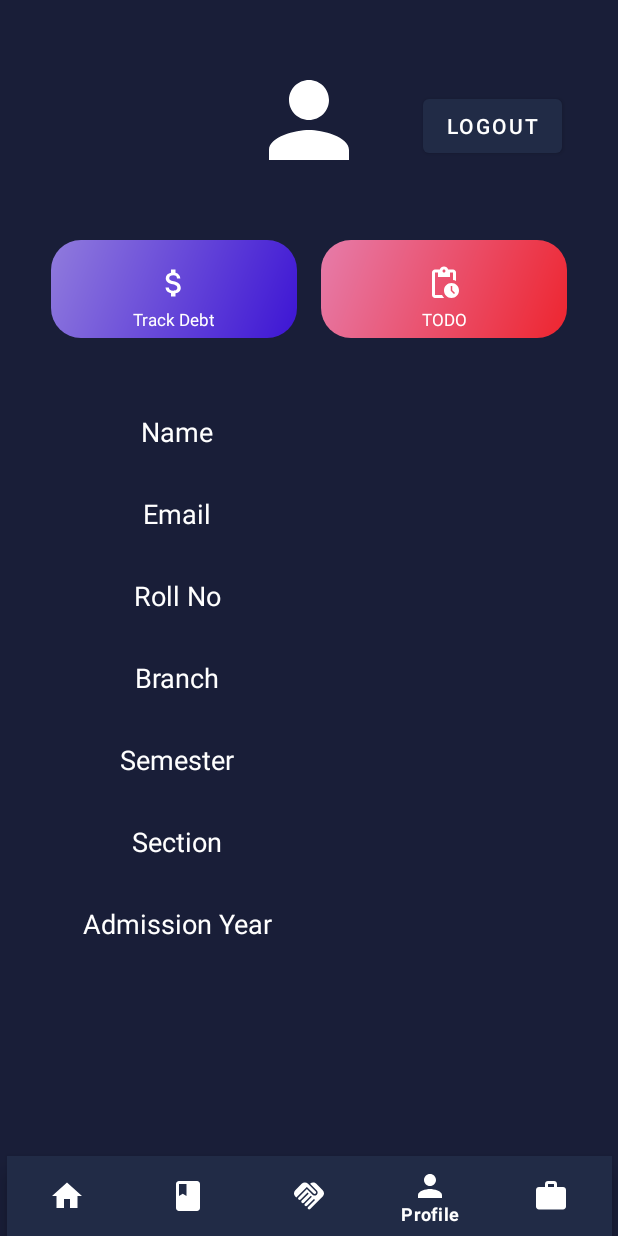
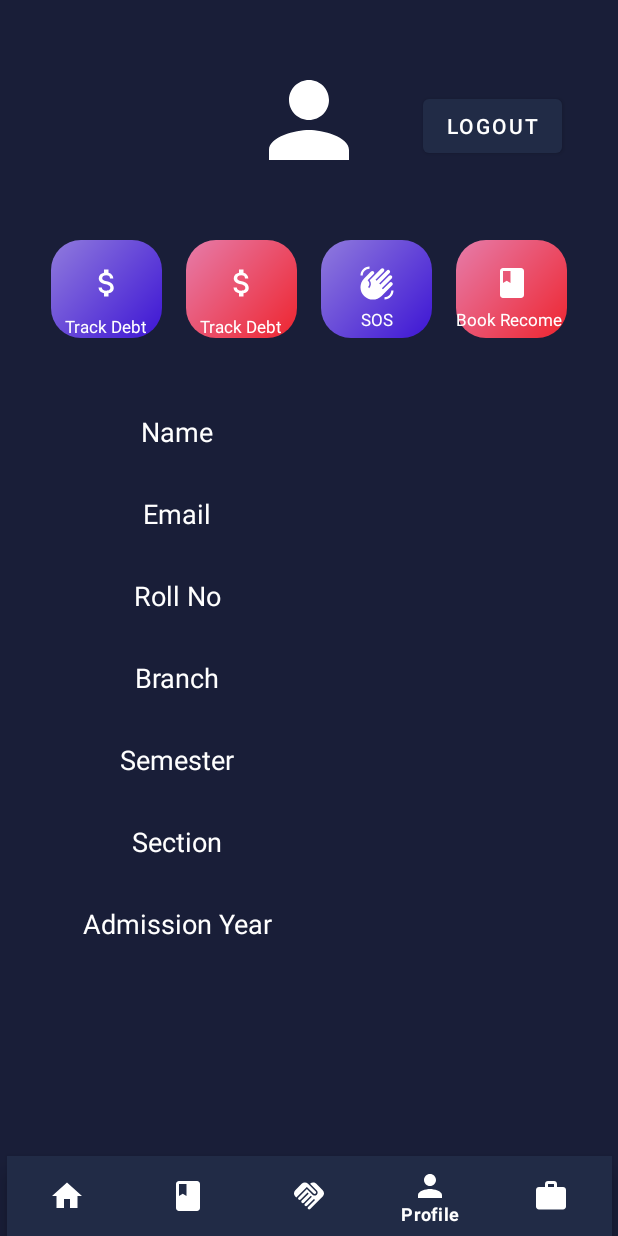
Before and after one commit to shivamupadhyay1022/BitZone, an Android app: the screen it shows after launch once a user with an empty profile is signed in (LandingActivity), item 4 of the bottom bar chosen, on a phone screen of 412 x 824 dp. Run offline under Robolectric (Android 15) with nearby library versions, the phone set to English and light mode, and no system bars; our stand-ins replace CircleImageView, Firebase (no records; nobody signed in at launch, a user with empty details on screens opened directly); libraries missing offline, so code that uses them is left out: com.denzcoskun.imageslider; 1 statement that could not run was skipped.

Commit message:
Third commit

```diff
--- /dev/null
+++ b/app/src/main/res/drawable/ic_baseline_waving_hand_24.xml
@@ -0,0 +1,5 @@
+<vector android:height="24dp" android:tint="#FFFFFF"
+    android:viewportHeight="24" android:viewportWidth="24"
+    android:width="24dp" xmlns:android="http://schemas.android.com/apk/res/android">
+    <path android:fillColor="@android:color/white" android:pathData="M23,17c0,3.31 -2.69,6 -6,6v-1.5c2.48,0 4.5,-2.02 4.5,-4.5H23zM1,7c0,-3.31 2.69,-6 6,-6v1.5C4.52,2.5 2.5,4.52 2.5,7H1zM8.01,4.32l-4.6,4.6c-3.22,3.22 -3.22,8.45 0,11.67s8.45,3.22 11.67,0l7.07,-7.07c0.49,-0.49 0.49,-1.28 0,-1.77c-0.49,-0.49 -1.28,-0.49 -1.77,0l-4.42,4.42l-0.71,-0.71l6.54,-6.54c0.49,-0.49 0.49,-1.28 0,-1.77s-1.28,-0.49 -1.77,0l-5.83,5.83l-0.71,-0.71l6.89,-6.89c0.49,-0.49 0.49,-1.28 0,-1.77s-1.28,-0.49 -1.77,0l-6.89,6.89L11.02,9.8l5.48,-5.48c0.49,-0.49 0.49,-1.28 0,-1.77s-1.28,-0.49 -1.77,0l-7.62,7.62c1.22,1.57 1.11,3.84 -0.33,5.28l-0.71,-0.71c1.17,-1.17 1.17,-3.07 0,-4.24l-0.35,-0.35l4.07,-4.07c0.49,-0.49 0.49,-1.28 0,-1.77C9.29,3.83 8.5,3.83 8.01,4.32z"/>
+</vector>
--- a/app/src/main/res/layout/fragment_profile.xml
+++ b/app/src/main/res/layout/fragment_profile.xml
@@ -43,19 +43,49 @@
             android:orientation="horizontal"
             app:layout_constraintStart_toStartOf="parent"
             app:layout_constraintTop_toBottomOf="@+id/image_profile">
-
             <androidx.constraintlayout.widget.ConstraintLayout
                 android:layout_width="0dp"
                 android:layout_height="65sp"
                 android:layout_marginLeft="34sp"
                 android:layout_marginRight="8sp"
                 android:id="@+id/home_attendance"
-                android:layout_weight="0.5"
+                android:layout_weight="0.25"
                 android:background="@drawable/shape_rect_blue">
 
 
                 <ImageView
-                    android:id="@+id/ct_symbol"
+                    android:layout_width="wrap_content"
+                    android:layout_height="wrap_content"
+                    android:src="@drawable/ic_baseline_attach_money_24"
+                    app:layout_constraintBottom_toBottomOf="parent"
+                    app:layout_constraintEnd_toEndOf="parent"
+                    app:layout_constraintStart_toStartOf="parent"
+                    app:layout_constraintTop_toTopOf="parent"
+                    app:layout_constraintVertical_bias="0.4" />
+
+                <TextView
+                    android:layout_width="wrap_content"
+                    android:layout_height="wrap_content"
+                    android:maxLines="1"
+                    android:text="Track Debt"
+                    android:textColor="@color/white"
+                    android:textSize="11sp"
+                    app:layout_constraintBottom_toBottomOf="parent"
+                    app:layout_constraintEnd_toEndOf="parent"
+                    app:layout_constraintStart_toStartOf="parent"
+                    app:layout_constraintTop_toBottomOf="@+id/ct_symbol" />
+
+            </androidx.constraintlayout.widget.ConstraintLayout>
+            <androidx.constraintlayout.widget.ConstraintLayout
+                android:layout_width="0dp"
+                android:layout_height="65sp"
+                android:layout_marginLeft="8sp"
+                android:layout_marginRight="8sp"
+                android:layout_weight="0.25"
+                android:background="@drawable/shape_rect_red">
+
+
+                <ImageView
                     android:layout_width="wrap_content"
                     android:layout_height="wrap_content"
                     android:src="@drawable/ic_baseline_attach_money_24"
@@ -84,16 +114,16 @@
                 android:layout_width="0dp"
                 android:layout_height="65sp"
                 android:layout_marginLeft="8sp"
-                android:layout_marginRight="34sp"
-                android:layout_weight="0.5"
-                android:background="@drawable/shape_rect_red">
+                android:layout_marginRight="8sp"
+                android:layout_weight="0.25"
+                android:background="@drawable/shape_rect_blue">
 
 
                 <ImageView
-                    android:id="@+id/ct_symbol3"
+                    android:id="@+id/ct_symbol"
                     android:layout_width="wrap_content"
                     android:layout_height="wrap_content"
-                    android:src="@drawable/ic_baseline_pending_actions_24"
+                    android:src="@drawable/ic_baseline_waving_hand_24"
                     app:layout_constraintBottom_toBottomOf="parent"
                     app:layout_constraintEnd_toEndOf="parent"
                     app:layout_constraintStart_toStartOf="parent"
@@ -104,7 +134,41 @@
                     android:layout_width="wrap_content"
                     android:layout_height="wrap_content"
                     android:maxLines="1"
-                    android:text="TODO"
+                    android:text="SOS"
+                    android:textColor="@color/white"
+                    android:textSize="11sp"
+                    app:layout_constraintBottom_toBottomOf="parent"
+                    app:layout_constraintEnd_toEndOf="parent"
+                    app:layout_constraintStart_toStartOf="parent"
+                    app:layout_constraintTop_toBottomOf="@+id/ct_symbol" />
+
+            </androidx.constraintlayout.widget.ConstraintLayout>
+
+            <androidx.constraintlayout.widget.ConstraintLayout
+                android:layout_width="0dp"
+                android:layout_height="65sp"
+                android:layout_marginLeft="8sp"
+                android:layout_marginRight="34sp"
+                android:layout_weight="0.25"
+                android:background="@drawable/shape_rect_red">
+
+
+                <ImageView
+                    android:id="@+id/ct_symbol3"
+                    android:layout_width="wrap_content"
+                    android:layout_height="wrap_content"
+                    android:src="@drawable/ic_baseline_book_24"
+                    app:layout_constraintBottom_toBottomOf="parent"
+                    app:layout_constraintEnd_toEndOf="parent"
+                    app:layout_constraintStart_toStartOf="parent"
+                    app:layout_constraintTop_toTopOf="parent"
+                    app:layout_constraintVertical_bias="0.4" />
+
+                <TextView
+                    android:layout_width="wrap_content"
+                    android:layout_height="wrap_content"
+                    android:maxLines="1"
+                    android:text="Book Recomendations"
                     android:textColor="@color/white"
                     android:textSize="11sp"
                     app:layout_constraintBottom_toBottomOf="parent"
@@ -142,7 +206,7 @@
                     <TextView
                         android:layout_width="0dp"
                         android:layout_height="wrap_content"
-                        android:layout_weight="0.5"
+                        android:layout_weight="0.25"
                         android:text="Name"
                         android:textAlignment="center"
                         android:textColor="@color/white"
@@ -152,7 +216,7 @@
                         android:id="@+id/profile_name"
                         android:layout_width="0dp"
                         android:layout_height="wrap_content"
-                        android:layout_weight="0.5"
+                        android:layout_weight="0.25"
                         android:text="Name"
                         android:textAlignment="center"
                         android:textColor="@color/white"
@@ -173,7 +237,7 @@
                     <TextView
                         android:layout_width="0dp"
                         android:layout_height="wrap_content"
-                        android:layout_weight="0.5"
+                        android:layout_weight="0.25"
                         android:text="Email"
                         android:textAlignment="center"
                         android:textColor="@color/white"
@@ -183,7 +247,7 @@
                         android:id="@+id/profile_email"
                         android:layout_width="0dp"
                         android:layout_height="wrap_content"
-                        android:layout_weight="0.5"
+                        android:layout_weight="0.25"
                         android:text="Email"
                         android:textAlignment="center"
                         android:textColor="@color/white"
@@ -203,7 +267,7 @@
                     <TextView
                         android:layout_width="0dp"
                         android:layout_height="wrap_content"
-                        android:layout_weight="0.5"
+                        android:layout_weight="0.25"
                         android:text="Roll No"
                         android:textAlignment="center"
                         android:textColor="@color/white"
@@ -213,7 +277,7 @@
                         android:id="@+id/profile_roll"
                         android:layout_width="0dp"
                         android:layout_height="wrap_content"
-                        android:layout_weight="0.5"
+                        android:layout_weight="0.25"
                         android:text="Admission Year"
                         android:textAlignment="center"
                         android:textColor="@color/white"
@@ -233,7 +297,7 @@
                     <TextView
                         android:layout_width="0dp"
                         android:layout_height="wrap_content"
-                        android:layout_weight="0.5"
+                        android:layout_weight="0.25"
                         android:text="Branch"
                         android:textAlignment="center"
                         android:textColor="@color/white"
@@ -243,7 +307,7 @@
                         android:id="@+id/profile_branch"
                         android:layout_width="0dp"
                         android:layout_height="wrap_content"
-                        android:layout_weight="0.5"
+                        android:layout_weight="0.25"
                         android:text="Branch"
                         android:textAlignment="center"
                         android:textColor="@color/white"
@@ -263,7 +327,7 @@
                     <TextView
                         android:layout_width="0dp"
                         android:layout_height="wrap_content"
-                        android:layout_weight="0.5"
+                        android:layout_weight="0.25"
                         android:text="Semester"
                         android:textAlignment="center"
                         android:textColor="@color/white"
@@ -273,7 +337,7 @@
                         android:id="@+id/profile_sem"
                         android:layout_width="0dp"
                         android:layout_height="wrap_content"
-                        android:layout_weight="0.5"
+                        android:layout_weight="0.25"
                         android:text="Semester"
                         android:textAlignment="center"
                         android:textColor="@color/white"
@@ -293,7 +357,7 @@
                     <TextView
                         android:layout_width="0dp"
                         android:layout_height="wrap_content"
-                        android:layout_weight="0.5"
+                        android:layout_weight="0.25"
                         android:text="Section"
                         android:textAlignment="center"
                         android:textColor="@color/white"
@@ -303,7 +367,7 @@
                         android:id="@+id/profile_section"
                         android:layout_width="0dp"
                         android:layout_height="wrap_content"
-                        android:layout_weight="0.5"
+                        android:layout_weight="0.25"
                         android:text="Section"
                         android:textAlignment="center"
                         android:textColor="@color/white"
@@ -323,7 +387,7 @@
                     <TextView
                         android:layout_width="0dp"
                         android:layout_height="wrap_content"
-                        android:layout_weight="0.5"
+                        android:layout_weight="0.25"
                         android:text="Admission Year"
                         android:textAlignment="center"
                         android:textColor="@color/white"
@@ -333,7 +397,7 @@
                         android:id="@+id/profile_year"
                         android:layout_width="0dp"
                         android:layout_height="wrap_content"
-                        android:layout_weight="0.5"
+                        android:layout_weight="0.25"
                         android:text="Admission Year"
                         android:textAlignment="center"
                         android:textColor="@color/white"
```
